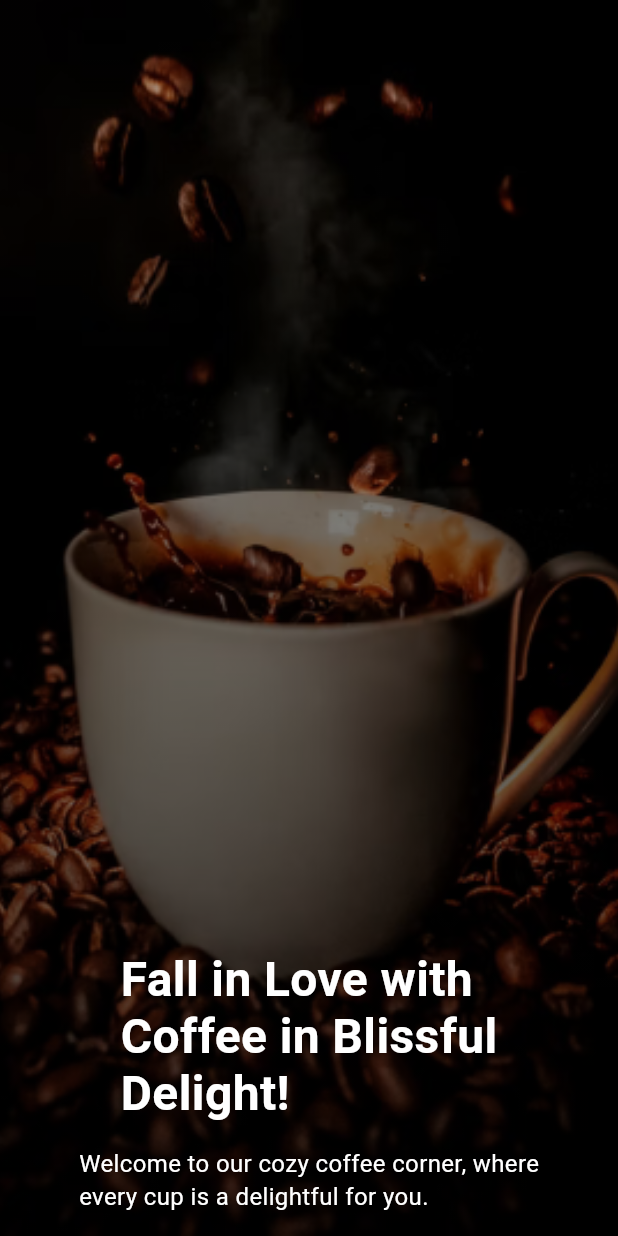
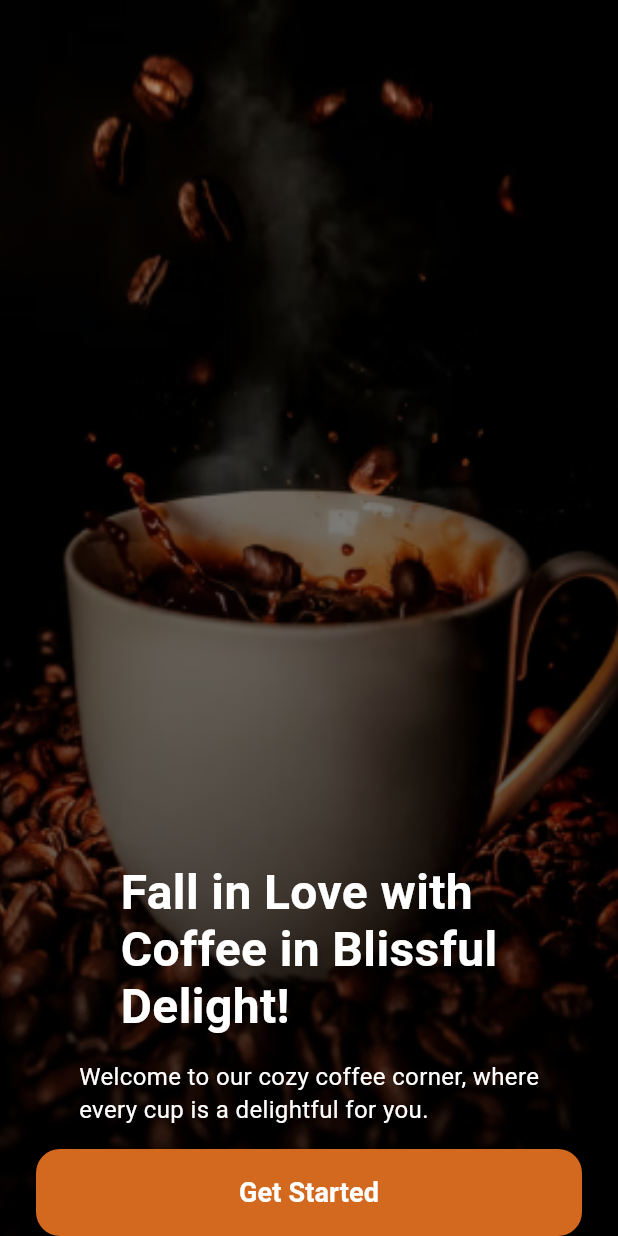
Before and after one commit to PedroH6/CoffeShop, a Flutter app: the screen it shows after launch, on a phone screen of 412 x 824 dp. Run offline on Flutter 3.47's test engine with Material 3 defaults, Android fonts, the phone set to English and light mode, and no system bars.

Commit message:
removedo o required para se tornar opcion

```diff
--- a/lib/components/custom_button.dart
+++ b/lib/components/custom_button.dart
@@ -16,14 +16,14 @@ class CustomButton extends StatelessWidget {
     super.key,
     required this.text,
     required this.onPressed,
-    required this.backgroundColor,
-    required this.textColor,
-    required this.width,
-    required this.height,
-    required this.fontSize,
-    required this.fontWeight,
-    required this.borderRadius,
-    required this.elevation,
+    this.backgroundColor,
+    this.textColor,
+    this.width,
+    this.height = 58,
+    this.fontSize = 18,
+    this.fontWeight = FontWeight.w600,
+    this.borderRadius = 16,
+    this.elevation = 0,
     });
 
   @override
--- a/lib/pages/intro_page.dart
+++ b/lib/pages/intro_page.dart
@@ -1,3 +1,4 @@
+import 'package:coffee_shop/components/custom_button.dart';
 import 'package:flutter/material.dart';
 
 class IntroPage extends StatelessWidget {
@@ -57,9 +58,12 @@ class IntroPage extends StatelessWidget {
                     ),
                   ),
 
-                  const SizedBox(height: 16)
+                  const SizedBox(height: 16),
 
-
+                  CustomButton(
+                    text: 'Get Started',
+                    onPressed: () {},
+                  )
                 ],
               ),
             ),
```
